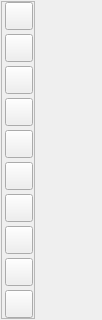
The window that map_widget/map_additional/map_tool_panel.ui (AlexanderPank/Beso) describes before a commit, drawn with Qt 5.
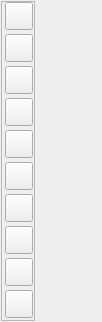
The same window after the commit. Icons and pictures are not drawn.

Patch:
```diff
--- a/map_widget/map_additional/map_tool_panel.ui
+++ b/map_widget/map_additional/map_tool_panel.ui
@@ -7,7 +7,7 @@
     <x>0</x>
     <y>0</y>
     <width>102</width>
-    <height>274</height>
+    <height>322</height>
    </rect>
   </property>
   <property name="sizePolicy">
```
Left out of the diff: 4 changed lines with no effect on the pictures. Lines whose indentation alone changed are shown as unchanged.
